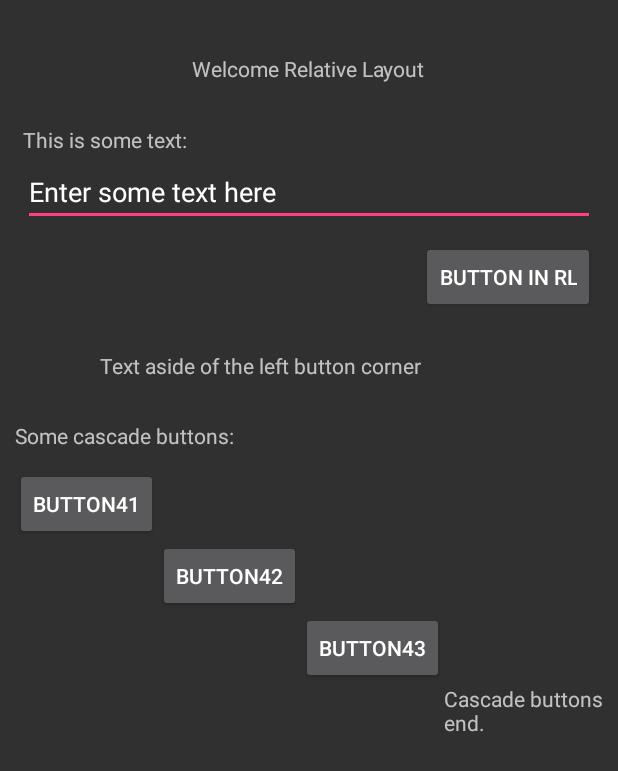
After one commit to SyrtisGecko/Android_zad1, an Android app: the Main4Activity_withRelativeLayout screen opened directly, with no data from a screen before it, on a phone screen of 412 x 824 dp. The commit adds this screen. Shown: the top 771 px of the screen. Run offline under Robolectric (Android 15) with nearby library versions, the phone set to English and light mode, and no system bars.

Commit message:
Added new Activity with Relative Layout

```diff
--- a/app/src/main/AndroidManifest.xml
+++ b/app/src/main/AndroidManifest.xml
@@ -16,12 +16,17 @@
                 <category android:name="android.intent.category.LAUNCHER" />
             </intent-filter>
         </activity>
-        <activity android:name=".Main2Activity"
-            android:theme="@style/MyThemeDeviceDefault"/>
-        <activity android:name=".Main3Activity"
+        <activity
+            android:name=".Main2Activity"
+            android:theme="@style/MyThemeDeviceDefault" />
+        <activity
+            android:name=".Main3Activity"
             android:label="This is activity 3"
             android:parentActivityName=".MainActivity"
-            android:theme="@style/MyThemeHolo"/>
+            android:theme="@style/MyThemeHolo" />
+        <activity
+            android:name=".Main4Activity_withRelativeLayout"
+            android:label="@string/title_activity_main4_with_relative_layout"></activity>
     </application>
 
 </manifest>
--- /dev/null
+++ b/app/src/main/java/com/example/przemek/hsport/myapplication2/Main4Activity_withRelativeLayout.java
@@ -0,0 +1,30 @@
+package com.example.przemek.hsport.myapplication2;
+
+import android.os.Bundle;
+import android.app.Activity;
+import android.view.View;
+import android.widget.Toast;
+
+import java.util.Random;
+
+public class Main4Activity_withRelativeLayout extends Activity {
+
+    @Override
+    protected void onCreate(Bundle savedInstanceState) {
+        super.onCreate(savedInstanceState);
+        setContentView(R.layout.activity_main4_with_relative_layout);
+    }
+
+    public void letsGetBack(View view) {
+        Random rn = new Random();
+        int n = rn.nextInt(100) + 1;
+
+        if(n <= 25) {
+            onBackPressed();
+        } else {
+            Toast.makeText(getApplicationContext(), "NOPE. Not this time.", Toast.LENGTH_SHORT).show();
+        }
+
+    }
+
+}
--- a/app/src/main/java/com/example/przemek/hsport/myapplication2/MainActivity.java
+++ b/app/src/main/java/com/example/przemek/hsport/myapplication2/MainActivity.java
@@ -33,5 +33,10 @@ public class MainActivity extends AppCompatActivity {
         startActivity(intent_3);
     }
 
+    public void startFour_RL(View view) {
+        final Intent intent_4 = new Intent(this, Main4Activity_withRelativeLayout.class);
+        startActivity(intent_4);
+    }
+
 
 }
--- a/app/src/main/res/layout/activity_main.xml
+++ b/app/src/main/res/layout/activity_main.xml
@@ -40,4 +40,12 @@
         android:id="@+id/button4"
         android:text="@string/text6"
         android:onClick="startThree"/>
+
+    <Button
+        android:id="@+id/button9"
+        android:layout_width="wrap_content"
+        android:layout_height="wrap_content"
+        android:layout_gravity="center_horizontal"
+        android:text="Button for RL"
+        android:onClick="startFour_RL"/>
 </LinearLayout>
--- /dev/null
+++ b/app/src/main/res/layout/activity_main4_with_relative_layout.xml
@@ -0,0 +1,110 @@
+<?xml version="1.0" encoding="utf-8"?>
+<RelativeLayout xmlns:android="http://schemas.android.com/apk/res/android"
+    xmlns:app="http://schemas.android.com/apk/res-auto"
+    xmlns:tools="http://schemas.android.com/tools"
+    android:layout_width="match_parent"
+    android:layout_height="match_parent"
+    tools:context="com.example.przemek.hsport.myapplication2.Main4Activity_withRelativeLayout">
+
+    <TextView
+        android:id="@+id/textView"
+        android:layout_width="wrap_content"
+        android:layout_height="wrap_content"
+        android:layout_alignParentTop="true"
+        android:layout_centerHorizontal="true"
+        android:layout_marginTop="36dp"
+        android:text="@string/text7" />
+
+    <EditText
+        android:id="@+id/editText"
+        android:layout_width="match_parent"
+        android:layout_height="wrap_content"
+        android:layout_marginLeft="15dp"
+        android:layout_marginRight="15dp"
+        android:layout_below="@+id/textView"
+        android:layout_centerHorizontal="true"
+        android:layout_marginTop="50dp"
+        android:ems="10"
+        android:inputType="textPersonName"
+        android:text="@string/text8" />
+
+    <TextView
+        android:id="@+id/textView2"
+        android:layout_width="wrap_content"
+        android:layout_height="wrap_content"
+        android:layout_alignLeft="@+id/editText"
+        android:layout_alignStart="@+id/editText"
+        android:layout_below="@+id/textView"
+        android:layout_marginTop="28dp"
+        android:text="@string/text9" />
+
+    <Button
+        android:id="@+id/button5"
+        android:layout_width="wrap_content"
+        android:layout_height="wrap_content"
+        android:layout_alignEnd="@+id/editText"
+        android:layout_alignRight="@+id/editText"
+        android:layout_below="@+id/editText"
+        android:layout_marginTop="10dp"
+        android:text="@string/text10" />
+
+    <TextView
+        android:id="@+id/textView3"
+        android:layout_width="wrap_content"
+        android:layout_height="wrap_content"
+        android:layout_below="@+id/button5"
+        android:layout_toLeftOf="@+id/button5"
+        android:layout_marginTop="25dp"
+        android:text="Text aside of the left button corner" />
+
+    <TextView
+        android:id="@+id/textView4"
+        android:layout_width="wrap_content"
+        android:layout_height="wrap_content"
+        android:layout_alignParentLeft="true"
+        android:layout_alignParentStart="true"
+        android:layout_marginLeft="10dp"
+        android:layout_below="@+id/textView3"
+        android:layout_marginTop="27dp"
+        android:text="@string/text11" />
+
+    <Button
+        android:id="@+id/button6"
+        android:layout_width="wrap_content"
+        android:layout_height="wrap_content"
+        android:layout_alignLeft="@+id/textView4"
+        android:layout_alignStart="@+id/textView4"
+        android:layout_below="@+id/textView4"
+        android:layout_marginTop="12dp"
+        android:text="@string/text41"
+        android:onClick="letsGetBack"/>
+
+    <Button
+        android:id="@+id/button7"
+        android:layout_width="wrap_content"
+        android:layout_height="wrap_content"
+        android:layout_below="@+id/button6"
+        android:layout_toEndOf="@+id/button6"
+        android:layout_toRightOf="@+id/button6"
+        android:text="@string/text42"
+        android:onClick="letsGetBack"/>
+
+    <Button
+        android:id="@+id/button8"
+        android:layout_width="wrap_content"
+        android:layout_height="wrap_content"
+        android:layout_below="@+id/button7"
+        android:layout_toEndOf="@+id/button7"
+        android:layout_toRightOf="@+id/button7"
+        android:text="@string/text43"
+        android:onClick="letsGetBack"/>
+
+    <TextView
+        android:id="@+id/textView5"
+        android:layout_width="wrap_content"
+        android:layout_height="wrap_content"
+        android:layout_below="@+id/button8"
+        android:layout_toEndOf="@+id/button8"
+        android:layout_toRightOf="@+id/button8"
+        android:text="@string/text12" />
+</RelativeLayout>
--- a/app/src/main/res/values/strings.xml
+++ b/app/src/main/res/values/strings.xml
@@ -6,4 +6,15 @@
     <string name="text4">Keep me pressed longer...</string>
     <string name="text5">To go back use the Subject or Back button</string>
     <string name="text6">Button3</string>
+    <string name="text7">Welcome Relative Layout</string>
+    <string name="text8">Enter some text here</string>
+    <string name="text9">This is some text:</string>
+    <string name="text10">Button in RL</string>
+    <string name="text11">Some cascade buttons:</string>
+    <string name="text12">Cascade buttons end.</string>
+    <string name="text41">Button41</string>
+    <string name="text42">Button42</string>
+    <string name="text43">Button43</string>
+    <string name="title_activity_main4_with_relative_layout">Main4Activity_withRelativeLayout
+    </string>
 </resources>
```
